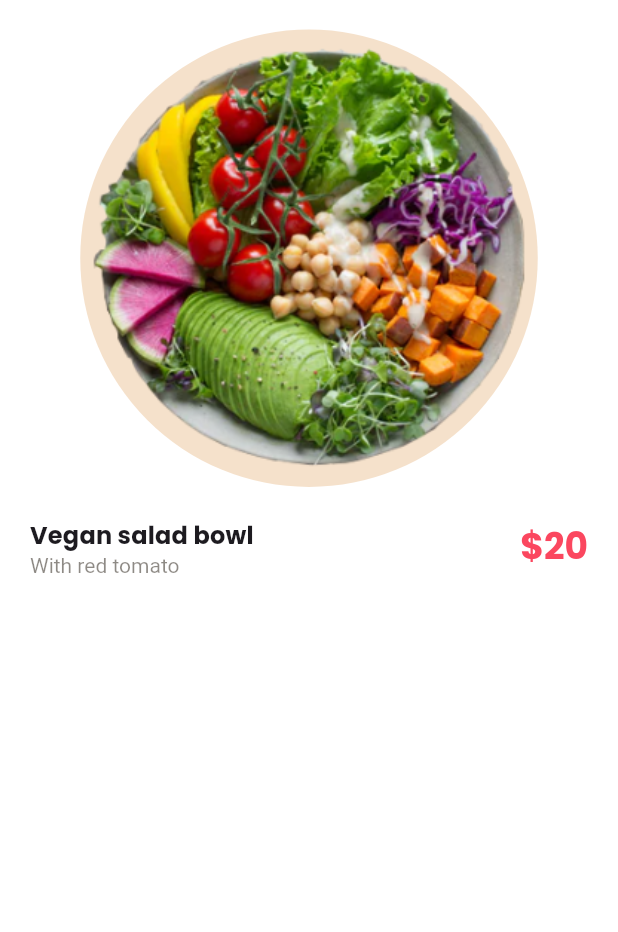
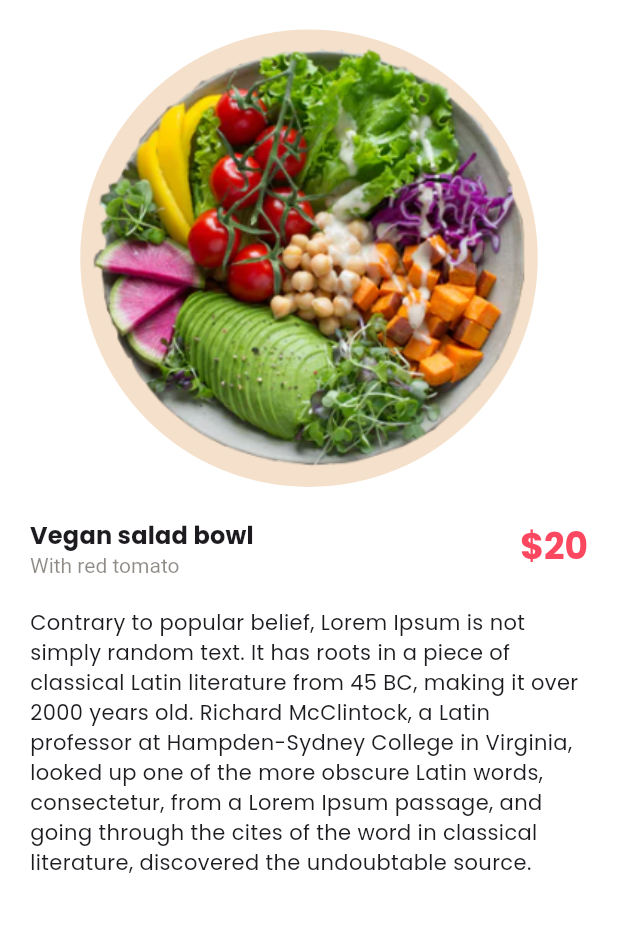
Before and after one commit to ten66/tfw_food_delivery_app, a Flutter app: the DetailsScreen screen opened directly, on a phone screen of 412 x 824 dp, the part 92-1024 px from its top. Run offline on Flutter 3.47's test engine with Material 2 defaults, Android fonts, the phone set to English and light mode, and no system bars; our stand-ins replace flutter_svg.

Commit message:
add: :art: #3 商品詳細textの追加 ~15:43

```diff
--- a/lib/details_screen.dart
+++ b/lib/details_screen.dart
@@ -71,6 +71,10 @@ class DetailsScreen extends StatelessWidget {
                 ),
               ],
             ),
+            const SizedBox(height: 20),
+            const Text(
+              "Contrary to popular belief, Lorem Ipsum is not simply random text. It has roots in a piece of classical Latin literature from 45 BC, making it over 2000 years old. Richard McClintock, a Latin professor at Hampden-Sydney College in Virginia, looked up one of the more obscure Latin words, consectetur, from a Lorem Ipsum passage, and going through the cites of the word in classical literature, discovered the undoubtable source.",
+            )
           ],
         ),
       ),
```
